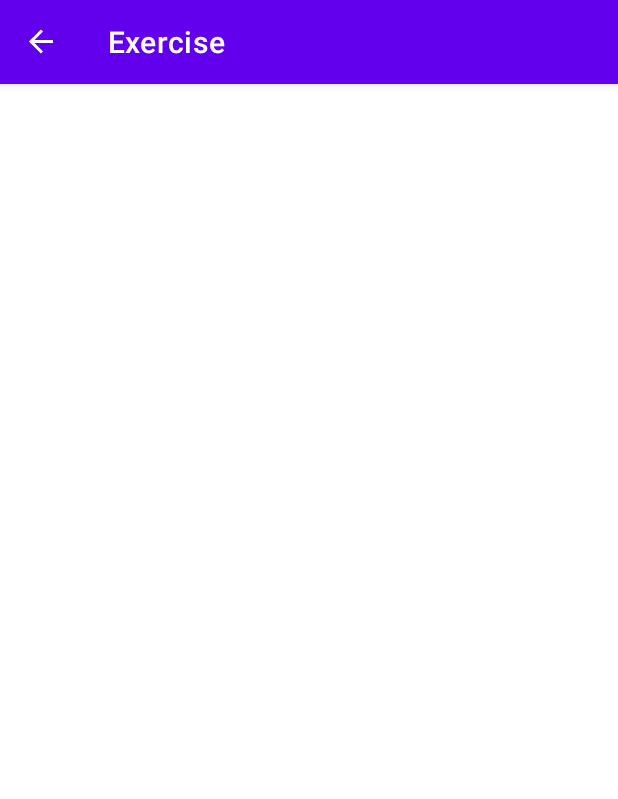
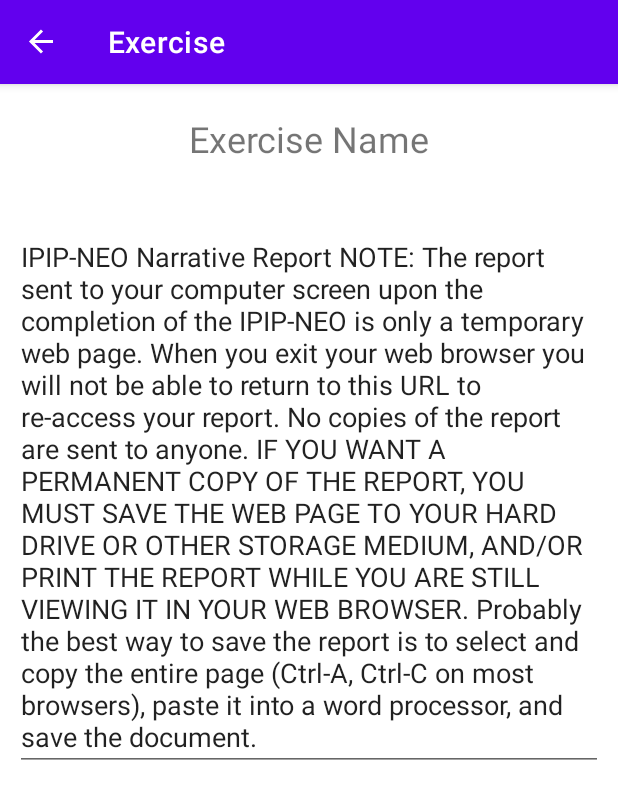
Before and after one commit to serges12/Workout-Planner, an Android app: the Exercise screen opened through its navigation route, on a phone screen of 412 x 824 dp. Shown: the top 799 px of the screen. Run offline under Robolectric (Android 15) with nearby library versions, the phone set to English and light mode, and no system bars; our stand-ins replace data binding, navigation-ui.

Commit message:
Set up ExercisesList and Exercise Fragments

```diff
--- a/app/src/main/java/com/example/workoutplanner/ExercisesList.kt
+++ b/app/src/main/java/com/example/workoutplanner/ExercisesList.kt
@@ -6,6 +6,7 @@
 import android.view.View
 import android.view.ViewGroup
 import android.widget.Toast
+import androidx.appcompat.app.AppCompatActivity
 import androidx.databinding.DataBindingUtil
 import androidx.navigation.fragment.navArgs
 import com.example.workoutplanner.databinding.FragmentExercisesListBinding
@@ -17,7 +18,8 @@
         savedInstanceState: Bundle?
     ): View? {
         val binding : FragmentExercisesListBinding = DataBindingUtil.inflate(inflater, R.layout.fragment_exercises_list, container, false)
-//        Toast.makeText(context, arguments?.getString("muscle"), Toast.LENGTH_SHORT).show()
+        val muscleName = ExercisesListArgs.fromBundle(requireArguments()).muscleName
+        (activity as AppCompatActivity).supportActionBar?.title = muscleName
         return binding.root
     }
 
--- a/app/src/main/java/com/example/workoutplanner/Muscles.kt
+++ b/app/src/main/java/com/example/workoutplanner/Muscles.kt
@@ -8,6 +8,7 @@
 import android.widget.Toast
 import androidx.databinding.DataBindingUtil
 import androidx.navigation.Navigation
+import androidx.navigation.findNavController
 import androidx.recyclerview.widget.LinearLayoutManager
 import com.example.workoutplanner.databinding.FragmentMusclesBinding
 
@@ -22,15 +23,13 @@
         recyclerView.layoutManager = LinearLayoutManager(requireContext())
         recyclerView.adapter = adapter
         adapter.onItemClick = {
-            Toast.makeText(context, adapter.musclesList[adapter.pos].name.toString(), Toast.LENGTH_SHORT).show()
-
+            view?.findNavController()?.navigate(MusclesDirections.actionMusclesToExercisesList(adapter.musclesList[adapter.pos].name))
         }
         populateCards(adapter)
         return binding.root
     }
 
 
-    // Testing purposes
     private fun populateCards(adapter: MusclesRecyclerViewAdapter){
         val muscleList: MutableList<Muscle> = mutableListOf(
                 Muscle("Chest", R.drawable.chest),
--- a/app/src/main/java/com/example/workoutplanner/MusclesRecyclerViewAdapter.kt
+++ b/app/src/main/java/com/example/workoutplanner/MusclesRecyclerViewAdapter.kt
@@ -35,7 +35,6 @@
 
     }
 
-
     override fun onCreateViewHolder(parent: ViewGroup, viewType: Int): ViewHolder {
         return ViewHolder(LayoutInflater.from(parent.context).inflate(R.layout.muscle_layout,parent,false))
     }
@@ -45,8 +44,6 @@
 
     }
 
-
-
     fun setData(muscles:List<Muscle>){
         musclesList = muscles
         notifyDataSetChanged()
--- a/app/src/main/res/layout/fragment_exercise.xml
+++ b/app/src/main/res/layout/fragment_exercise.xml
@@ -1,9 +1,38 @@
 <?xml version="1.0" encoding="utf-8"?>
 <layout xmlns:android="http://schemas.android.com/apk/res/android"
+    xmlns:app="http://schemas.android.com/apk/res-auto"
     xmlns:tools="http://schemas.android.com/tools">
 <androidx.constraintlayout.widget.ConstraintLayout
     android:layout_width="match_parent"
     android:layout_height="match_parent"
     tools:context=".Exercise">
+
+    <TextView
+        android:id="@+id/exerciseNameTextView"
+        android:layout_width="wrap_content"
+        android:layout_height="wrap_content"
+        android:layout_marginTop="20dp"
+        android:text="Exercise Name"
+        android:textSize="24sp"
+        app:layout_constraintEnd_toEndOf="parent"
+        app:layout_constraintStart_toStartOf="parent"
+        app:layout_constraintTop_toTopOf="parent" />
+
+    <EditText
+        android:id="@+id/exerciseDescriptionText"
+        android:layout_width="0dp"
+        android:layout_height="wrap_content"
+        android:layout_marginStart="10dp"
+        android:layout_marginTop="40dp"
+        android:layout_marginEnd="10dp"
+        android:ems="10"
+        android:gravity="start|top"
+        android:inputType="textMultiLine"
+        android:text="IPIP-NEO Narrative Report NOTE: The report sent to your computer screen upon the completion of the IPIP-NEO is only a temporary web page. When you exit your web browser you will not be able to return to this URL to re-access your report. No copies of the report are sent to anyone. IF YOU WANT A PERMANENT COPY OF THE REPORT, YOU MUST SAVE THE WEB PAGE TO YOUR HARD DRIVE OR OTHER STORAGE MEDIUM, AND/OR PRINT THE REPORT WHILE YOU ARE STILL VIEWING IT IN YOUR WEB BROWSER. Probably the best way to save the report is to select and copy the entire page (Ctrl-A, Ctrl-C on most browsers), paste it into a word processor, and save the document."
+        app:layout_constraintEnd_toEndOf="parent"
+        app:layout_constraintHorizontal_bias="0.6"
+        app:layout_constraintStart_toStartOf="parent"
+        app:layout_constraintTop_toBottomOf="@+id/exerciseNameTextView" />
+
 </androidx.constraintlayout.widget.ConstraintLayout>
 </layout>
```
Also changed, not shown: app/src/main/res/layout/fragment_exercises_list.xml (+12 -1 lines), 1 other file.
